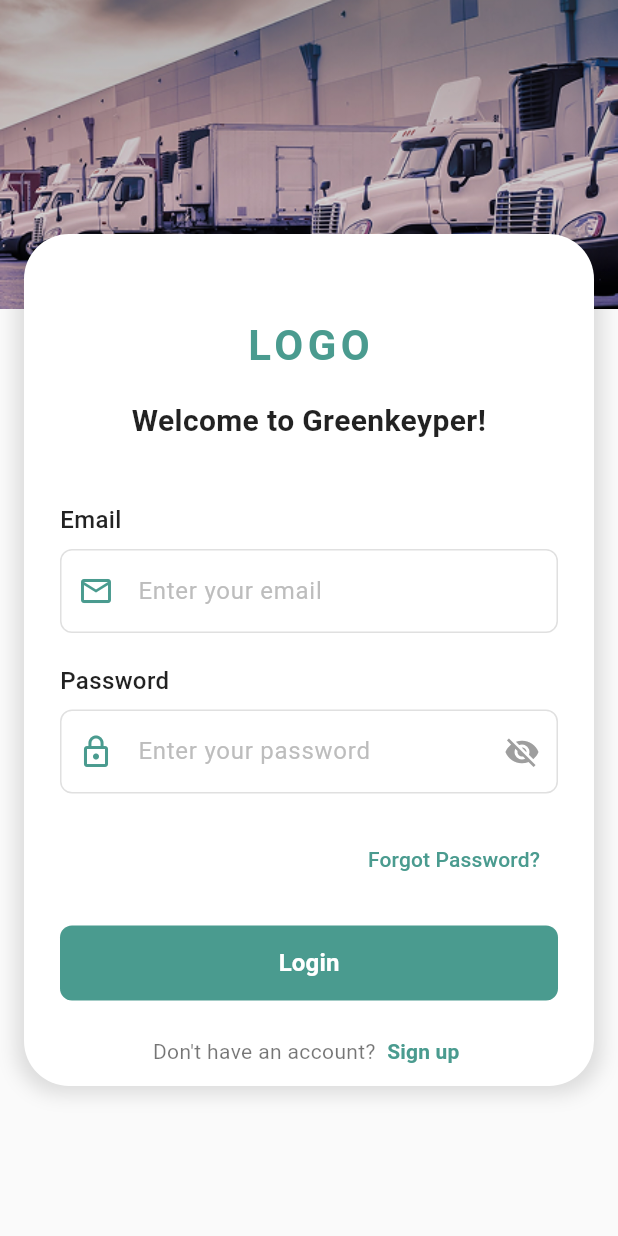
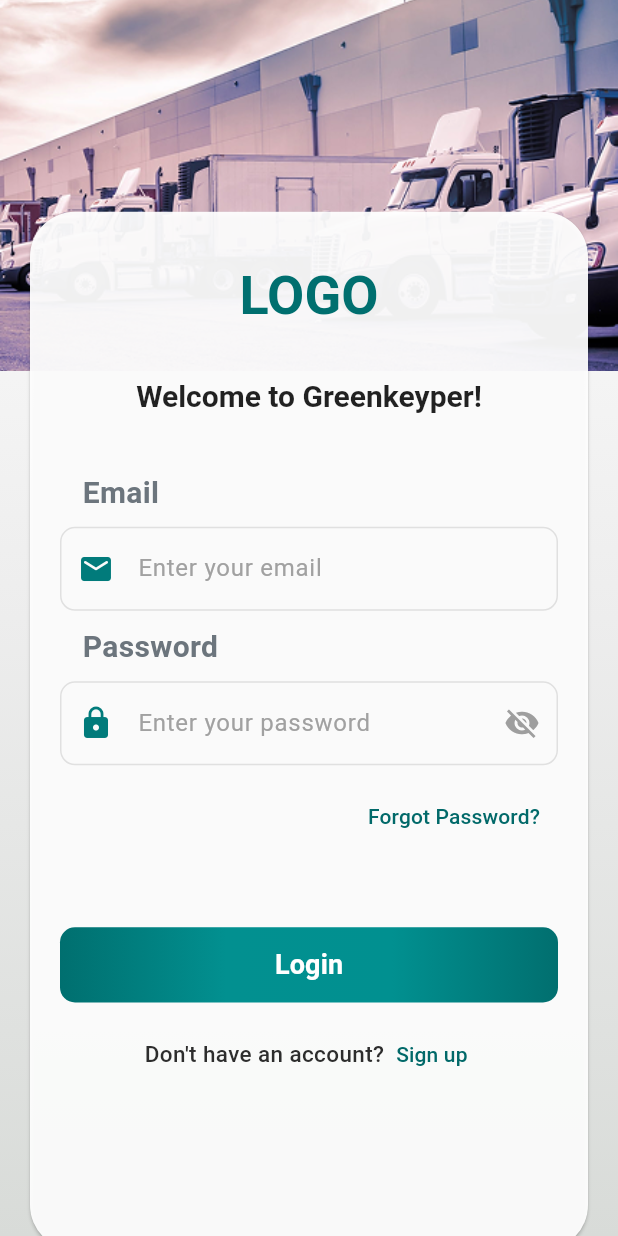
Before and after one commit to callmeNoorulHuda/GreenKeyper, a Flutter app: the screen it shows after launch, on a phone screen of 412 x 824 dp. Run offline on Flutter 3.47's test engine with Material 3 defaults, Android fonts, the phone set to English and light mode, and no system bars.

Commit message:
Modified and fixed the issues in the screen now i can peacefully move on

```diff
--- a/lib/screens/auth/login_screen.dart
+++ b/lib/screens/auth/login_screen.dart
@@ -2,7 +2,6 @@
 import '../../widgets/common/auth_layout.dart';
 import '../../widgets/common/logo_header.dart';
 import '../../widgets/common/custom_text_field.dart';
-import '../../widgets/common/custom_button.dart';
 import '../../widgets/common/text_link.dart';
 import '../../widgets/auth/auth_form.dart';
 import 'signup_screen.dart';
@@ -19,31 +18,24 @@
   final _formKey = GlobalKey<FormState>();
   final _emailController = TextEditingController();
   final _passwordController = TextEditingController();
-  bool _showEmailError = false;
-  bool _showPasswordError = false;
   bool _isLoading = false;
 
   void _handleLogin() async {
-    setState(() {
-      _showEmailError =
-          _emailController.text.isEmpty || !_emailController.text.contains('@');
-      _showPasswordError = _passwordController.text.isEmpty;
-      _isLoading = true;
-    });
+    if (!_formKey.currentState!.validate()) {
+      // Form is invalid → errors will show automatically
+      return;
+    }
 
-    // Simulate API call
+    setState(() => _isLoading = true);
+
     await Future.delayed(const Duration(seconds: 2));
 
-    setState(() {
-      _isLoading = false;
-    });
+    setState(() => _isLoading = false);
 
-    if (!_showEmailError && !_showPasswordError) {
-      if (mounted) {
-        ScaffoldMessenger.of(
-          context,
-        ).showSnackBar(const SnackBar(content: Text('Login successful!')));
-      }
+    if (mounted) {
+      ScaffoldMessenger.of(
+        context,
+      ).showSnackBar(const SnackBar(content: Text('Login successful!')));
     }
   }
 
@@ -59,7 +51,6 @@
     return AuthLayout(
       child: Column(
         children: [
-          const SizedBox(height: 20),
           const LogoHeader(title: 'Welcome to Greenkeyper!'),
           const SizedBox(height: 40),
           AuthForm(
@@ -71,20 +62,36 @@
               CustomTextField(
                 label: 'Email',
                 hint: 'Enter your email',
-                prefixIcon: Icons.email_outlined,
+                prefixIcon: Icons.email_rounded,
                 controller: _emailController,
-                showError: _showEmailError,
-                errorText: 'Invalid Email',
+
                 keyboardType: TextInputType.emailAddress,
+                validator: (value) {
+                  if (value == null || value.isEmpty) {
+                    return 'Email is required';
+                  }
+                  if (!value.contains('@')) {
+                    return 'Enter a valid email';
+                  }
+                  return null; // ✅ no error
+                },
               ),
               CustomTextField(
                 label: 'Password',
                 hint: 'Enter your password',
-                prefixIcon: Icons.lock_outline,
+                prefixIcon: Icons.lock,
                 isPassword: true,
                 controller: _passwordController,
-                showError: _showPasswordError,
-                errorText: 'Invalid Password!',
+
+                validator: (value) {
+                  if (value == null || value.isEmpty) {
+                    return 'Password is required';
+                  }
+                  if (value.length < 6) {
+                    return 'Password must be at least 6 chars';
+                  }
+                  return null;
+                },
               ),
             ],
             additionalWidget: Align(
@@ -100,7 +107,11 @@
                 },
                 child: const Text(
                   'Forgot Password?',
-                  style: TextStyle(color: Color(0xFF4A9B8F), fontSize: 14),
+                  style: TextStyle(
+                    color: Color(0xFF016969),
+                    fontSize: 14,
+                    fontWeight: FontWeight.w500,
+                  ),
                 ),
               ),
             ),
--- a/lib/widgets/auth/auth_form.dart
+++ b/lib/widgets/auth/auth_form.dart
@@ -1,5 +1,4 @@
 import 'package:flutter/material.dart';
-import '../common/custom_text_field.dart';
 import '../common/custom_button.dart';
 
 class AuthForm extends StatelessWidget {
@@ -28,7 +27,7 @@
         children: [
           ...fields.map(
             (field) => Padding(
-              padding: const EdgeInsets.only(bottom: 20),
+              padding: const EdgeInsets.only(bottom: 10.0),
               child: field,
             ),
           ),
@@ -36,6 +35,7 @@
             additionalWidget!,
             const SizedBox(height: 20),
           ],
+          const SizedBox(height: 30),
           CustomButton(
             text: buttonText,
             onPressed: onSubmit,
--- a/lib/widgets/common/auth_layout.dart
+++ b/lib/widgets/common/auth_layout.dart
@@ -16,18 +16,28 @@
   Widget build(BuildContext context) {
     final screenHeight = MediaQuery.of(context).size.height;
     final screenWidth = MediaQuery.of(context).size.width;
-    final imageHeight = screenHeight * 0.25; // Quarter of screen
+    final imageHeight = screenHeight * 0.30;
 
     return Scaffold(
-      backgroundColor: Colors.grey[50],
-      body: Stack(
+      resizeToAvoidBottomInset: true,
+      body: Container(
+        decoration: const BoxDecoration(
+          gradient: LinearGradient(
+            begin: Alignment.topCenter,
+            end: Alignment.bottomCenter,
+            colors: [Color(0xffFFFFFF), Color(0xffEDEDED), Color(0xffD8DBD8)],
+            stops: [0.0, 0.5, 1.0],
+          ),
+        ),
+        child: SafeArea(
+          child: SingleChildScrollView(
+            physics: const ClampingScrollPhysics(),
+            child: Column(
               children: [
-          // Background Image (Quarter of screen)
-          Positioned(
-            top: 0,
-            left: 0,
-            right: 0,
-            child: Container(
+                // 🔹 Use Stack to layer image and back button
+                Stack(
+                  children: [
+                    Container(
                       height: imageHeight,
                       width: screenWidth,
                       decoration: const BoxDecoration(
@@ -36,74 +46,55 @@
                           fit: BoxFit.cover,
                         ),
                       ),
-              child: Container(
-                decoration: BoxDecoration(
-                  gradient: LinearGradient(
-                    begin: Alignment.topCenter,
-                    end: Alignment.bottomCenter,
-                    colors: [
-                      Colors.black.withOpacity(0.3),
-                      Colors.black.withOpacity(0.1),
+                    ),
+                    if (showBackButton)
+                      Positioned(
+                        top: 8,
+                        left: 8,
+                        child: IconButton(
+                          onPressed:
+                              onBackPressed ?? () => Navigator.pop(context),
+                          icon: const Icon(
+                            Icons.arrow_back,
+                            color: Colors.black, // White looks better on banner
+                            size: 28,
+                          ),
+                        ),
+                      ),
+                  ],
+                ),
+
+                // Content Card with overlap effect
+                Transform.translate(
+                  offset: const Offset(0, -110),
+                  child: Padding(
+                    padding: const EdgeInsets.symmetric(horizontal: 16),
+                    child: Card(
+                      color: Colors.white.withAlpha(240),
+                      shape: RoundedRectangleBorder(
+                        borderRadius: BorderRadius.circular(30),
+                      ),
+                      child: Padding(
+                        padding: const EdgeInsets.all(20),
+                        child: Column(
+                          mainAxisSize: MainAxisSize.min,
+                          children: [
+                            const SizedBox(height: 10),
+                            child,
+                            const SizedBox(height: 100),
                           ],
                         ),
                       ),
                     ),
                   ),
                 ),
-          // Main Content Card
-          Positioned(
-            top: imageHeight - 50, // Overlap the image slightly
-            left: 16,
-            right: 16,
-            bottom: 100,
-            child: Container(
-              decoration: const BoxDecoration(
-                color: Colors.white,
-                borderRadius: BorderRadius.only(
-                  topLeft: Radius.circular(30),
-                  topRight: Radius.circular(30),
-                  bottomLeft: Radius.circular(30),
-                  bottomRight: Radius.circular(30),
-                ),
-                boxShadow: [
-                  BoxShadow(
-                    color: Colors.black12,
-                    blurRadius: 10,
-                    spreadRadius: 5,
-                  ),
-                ],
-              ),
-              child: SingleChildScrollView(
-                padding: const EdgeInsets.all(24),
-                child: Column(
-                  mainAxisSize: MainAxisSize.min,
-                  children: [
-                    if (showBackButton)
-                      Row(
-                        children: [
-                          IconButton(
-                            onPressed:
-                                onBackPressed ?? () => Navigator.pop(context),
-                            icon: const Icon(
-                              Icons.arrow_back,
-                              color: Colors.black87,
-                            ),
-                            padding: EdgeInsets.zero,
-                          ),
-                        ],
-                      ),
-                    const SizedBox(height: 10),
-                    child,
-                    const SizedBox(height: 20),
+
+                const SizedBox(height: 80),
               ],
             ),
           ),
         ),
       ),
-          // Safe area for status bar
-          SafeArea(child: Container()),
-        ],
-      ),
     );
   }
 }
--- a/lib/widgets/common/custom_button.dart
+++ b/lib/widgets/common/custom_button.dart
@@ -4,36 +4,59 @@
   final String text;
   final VoidCallback onPressed;
   final bool isLoading;
-  final Color? backgroundColor;
+  final List<Color>? gradientColors; // New parameter for gradient
   final Color? textColor;
   final double? height;
   final double? width;
   final EdgeInsetsGeometry? padding;
+  final double borderRadius;
 
   const CustomButton({
     super.key,
     required this.text,
     required this.onPressed,
     this.isLoading = false,
-    this.backgroundColor,
+    this.gradientColors, // Optional custom gradient
     this.textColor,
     this.height,
     this.width,
     this.padding,
+    this.borderRadius = 10, // Matches your 10px radius
   });
 
   @override
   Widget build(BuildContext context) {
+    // Default gradient colors (from your design)
+    final colors =
+        gradientColors ??
+        [
+          const Color(0xFF006F6F),
+          const Color(0xFF029090),
+          const Color(0xFF019090),
+          const Color(0xFF016F6F),
+        ];
+
     return Container(
-      width: width ?? double.infinity,
-      height: height ?? 50,
-      padding: padding,
+      width: width ?? 339,
+      height: height ?? 50.07,
+      decoration: BoxDecoration(
+        gradient: LinearGradient(
+          colors: colors,
+          begin: Alignment.centerLeft,
+          end: Alignment.centerRight,
+        ),
+        borderRadius: BorderRadius.circular(borderRadius),
+      ),
       child: ElevatedButton(
         onPressed: isLoading ? null : onPressed,
         style: ElevatedButton.styleFrom(
-          backgroundColor: backgroundColor ?? const Color(0xFF4A9B8F),
-          shape: RoundedRectangleBorder(borderRadius: BorderRadius.circular(8)),
-          elevation: 0,
+          backgroundColor:
+              Colors.transparent, // Critical for gradient visibility
+          shadowColor: Colors.transparent,
+          shape: RoundedRectangleBorder(
+            borderRadius: BorderRadius.circular(borderRadius),
+          ),
+          padding: padding ?? EdgeInsets.zero,
         ),
         child: isLoading
             ? CircularProgressIndicator(
@@ -43,8 +66,8 @@
             : Text(
                 text,
                 style: TextStyle(
-                  fontSize: 16,
-                  fontWeight: FontWeight.w600,
+                  fontSize: 18,
+                  fontWeight: FontWeight.w700,
                   color: textColor ?? Colors.white,
                 ),
               ),
--- a/lib/widgets/common/custom_text_field.dart
+++ b/lib/widgets/common/custom_text_field.dart
@@ -36,12 +36,15 @@
     return Column(
       crossAxisAlignment: CrossAxisAlignment.start,
       children: [
-        Text(
-          widget.label,
-          style: const TextStyle(
-            fontSize: 16,
-            fontWeight: FontWeight.w500,
-            color: Colors.black87,
+        Padding(
+          padding: const EdgeInsets.only(left: 15.0),
+          child: Text(
+            widget.label,
+            style: const TextStyle(
+              fontSize: 20,
+              fontWeight: FontWeight.w600,
+              color: Color(0xff6C757D),
+            ),
           ),
         ),
         const SizedBox(height: 8),
@@ -51,9 +54,11 @@
           validator: widget.validator,
           keyboardType: widget.keyboardType,
           decoration: InputDecoration(
+            filled: true, // enables background fill
+            fillColor: Colors.transparent, // makes it blend with parent
             hintText: widget.hint,
-            hintStyle: TextStyle(color: Colors.grey[400]),
-            prefixIcon: Icon(widget.prefixIcon, color: const Color(0xFF4A9B8F)),
+            hintStyle: TextStyle(color: Color(0xffA1A1A1)),
+            prefixIcon: Icon(widget.prefixIcon, color: const Color(0xFF017B7B)),
             suffixIcon: widget.isPassword
                 ? IconButton(
                     icon: Icon(
@@ -68,39 +73,27 @@
                   )
                 : null,
             border: OutlineInputBorder(
-              borderRadius: BorderRadius.circular(8),
+              borderRadius: BorderRadius.circular(10),
               borderSide: BorderSide(color: Colors.grey[300]!),
             ),
             enabledBorder: OutlineInputBorder(
-              borderRadius: BorderRadius.circular(8),
+              borderRadius: BorderRadius.circular(10),
               borderSide: BorderSide(color: Colors.grey[300]!),
             ),
             focusedBorder: OutlineInputBorder(
-              borderRadius: BorderRadius.circular(8),
-              borderSide: const BorderSide(color: Color(0xFF4A9B8F), width: 2),
+              borderRadius: BorderRadius.circular(10),
+              borderSide: const BorderSide(color: Color(0xFF017B7B), width: 2),
             ),
             errorBorder: OutlineInputBorder(
               borderRadius: BorderRadius.circular(8),
               borderSide: const BorderSide(color: Colors.red),
             ),
-            filled: true,
-            fillColor: Colors.white,
+            focusedErrorBorder: OutlineInputBorder(
+              borderRadius: BorderRadius.circular(8),
+              borderSide: const BorderSide(color: Colors.red),
+            ),
           ),
         ),
-        if (widget.showError && widget.errorText != null)
-          Padding(
-            padding: const EdgeInsets.only(top: 4),
-            child: Row(
-              children: [
-                const Icon(Icons.error, color: Colors.red, size: 16),
-                const SizedBox(width: 4),
-                Text(
-                  widget.errorText!,
-                  style: const TextStyle(color: Colors.red, fontSize: 12),
-                ),
-              ],
-            ),
-          ),
       ],
     );
   }
--- a/lib/widgets/common/logo_header.dart
+++ b/lib/widgets/common/logo_header.dart
@@ -3,39 +3,53 @@
 class LogoHeader extends StatelessWidget {
   final String? title;
   final String? subtitle;
+  final String? Heading;
 
-  const LogoHeader({super.key, this.title, this.subtitle});
+  const LogoHeader({super.key, this.title, this.subtitle, this.Heading});
 
   @override
   Widget build(BuildContext context) {
     return Column(
       children: [
-        const Text(
-          'LOGO',
-          style: TextStyle(
-            fontSize: 28,
-            fontWeight: FontWeight.bold,
-            color: Color(0xFF4A9B8F),
-            letterSpacing: 3,
+        Text(
+          Heading ?? 'LOGO',
+          style: const TextStyle(
+            fontSize: 36, // Matches 36px from design
+            fontWeight: FontWeight.w600, // Semi Bold (600 weight)
+            color: Color(
+              0xFF006F6F,
+            ), // Using the darkest teal from your color palette
+            letterSpacing: 0, // Explicitly set to 0 as per design
           ),
         ),
         if (title != null) ...[
           const SizedBox(height: 16),
-          Text(
+          Padding(
+            padding: const EdgeInsets.only(top: 16),
+            child: Text(
               title!,
               style: const TextStyle(
                 fontSize: 20,
                 fontWeight: FontWeight.w600,
                 color: Colors.black87,
+                height: 1.0,
+                letterSpacing: 0,
               ),
               textAlign: TextAlign.center,
+            ),
           ),
         ],
         if (subtitle != null) ...[
           const SizedBox(height: 8),
           Text(
             subtitle!,
-            style: const TextStyle(fontSize: 14, color: Colors.black54),
+            style: const TextStyle(
+              fontSize: 14,
+              color: Colors.black,
+              fontWeight: FontWeight.w500,
+              height: 1.5,
+              letterSpacing: 0,
+            ),
             textAlign: TextAlign.center,
           ),
         ],
--- a/lib/widgets/common/text_link.dart
+++ b/lib/widgets/common/text_link.dart
@@ -19,7 +19,14 @@
     return Row(
       mainAxisAlignment: alignment,
       children: [
-        Text(text, style: const TextStyle(color: Colors.black54)),
+        Text(
+          text,
+          style: const TextStyle(
+            color: Color(0xFF2D2D2D),
+            fontSize: 15,
+            fontWeight: FontWeight.w500,
+          ),
+        ),
         TextButton(
           onPressed: onPressed,
           style: TextButton.styleFrom(
@@ -30,8 +37,9 @@
           child: Text(
             linkText,
             style: const TextStyle(
-              color: Color(0xFF4A9B8F),
-              fontWeight: FontWeight.w600,
+              color: Color(0xff016969),
+              fontWeight: FontWeight.w500,
+              fontSize: 14,
             ),
           ),
         ),
```
Also changed, not shown: lib/screens/auth/forgot_password_screen.dart (+28 -5 lines), lib/screens/auth/new_password_screen.dart (+73 -41 lines), lib/screens/auth/signup_screen.dart (+20 -9 lines). Lines whose indentation alone changed are shown as unchanged.
